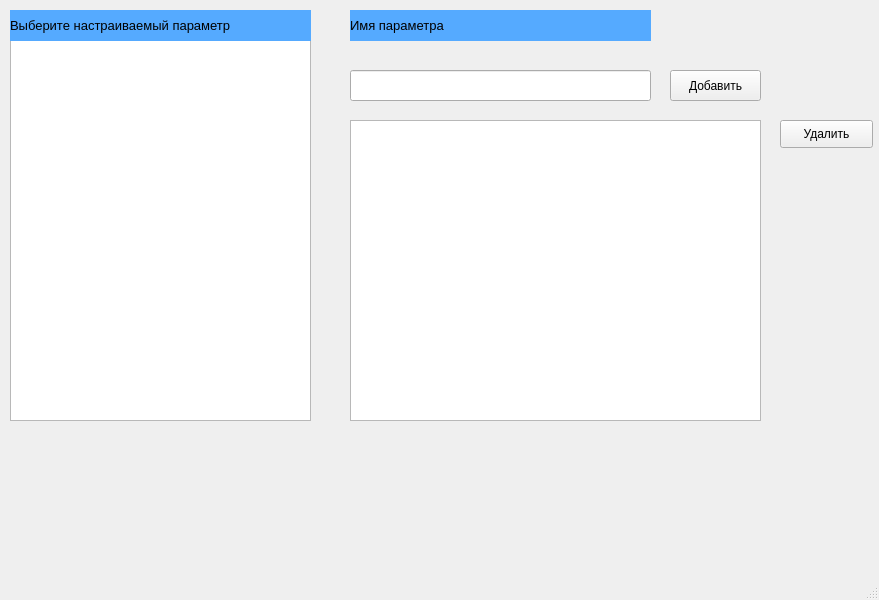
This is testuisii.ui in eswat109/-intellectualization as Qt 5 draws it before an edit. The edited form follows.
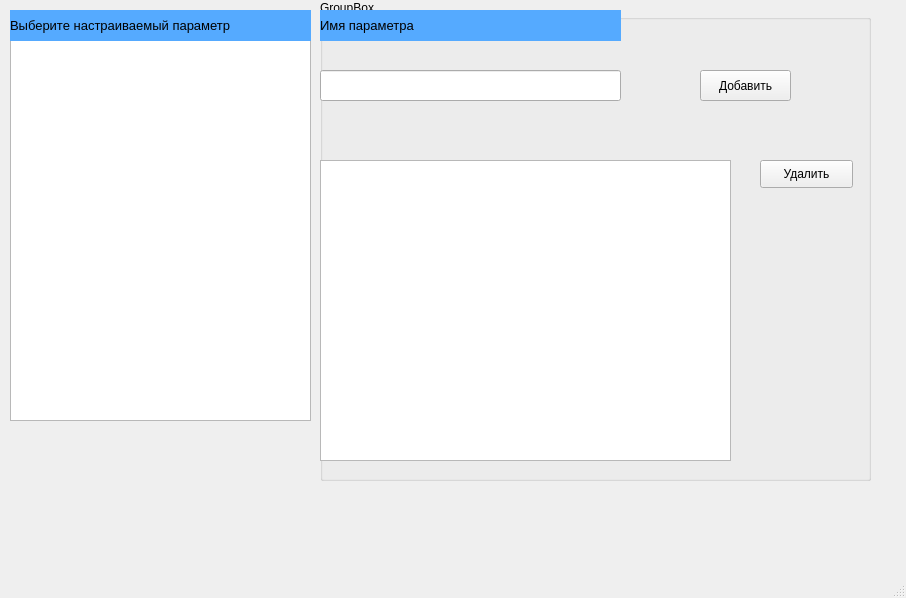
This is the edited form.

The edit to the form file:
```diff
--- a/testuisii.ui
+++ b/testuisii.ui
@@ -6,8 +6,8 @@
    <rect>
     <x>0</x>
     <y>0</y>
-    <width>879</width>
-    <height>600</height>
+    <width>906</width>
+    <height>598</height>
    </rect>
   </property>
   <property name="windowTitle">
@@ -45,10 +45,22 @@
      <string>Выберите настраиваемый параметр</string>
     </property>
    </widget>
+   <widget class="QGroupBox" name="groupBox">
+    <property name="geometry">
+     <rect>
+      <x>320</x>
+      <y>0</y>
+      <width>551</width>
+      <height>481</height>
+     </rect>
+    </property>
+    <property name="title">
+     <string>GroupBox</string>
+    </property>
    <widget class="QLabel" name="label_2">
     <property name="geometry">
      <rect>
-      <x>350</x>
+       <x>0</x>
       <y>10</y>
       <width>301</width>
       <height>31</height>
@@ -69,7 +81,7 @@
    <widget class="QLineEdit" name="lineEdit">
     <property name="geometry">
      <rect>
-      <x>350</x>
+       <x>0</x>
       <y>70</y>
       <width>301</width>
       <height>31</height>
@@ -79,7 +91,7 @@
    <widget class="QPushButton" name="pushButton">
     <property name="geometry">
      <rect>
-      <x>670</x>
+       <x>380</x>
       <y>70</y>
       <width>91</width>
       <height>31</height>
@@ -92,8 +104,8 @@
    <widget class="QTableWidget" name="tableWidget">
     <property name="geometry">
      <rect>
-      <x>350</x>
-      <y>120</y>
+       <x>0</x>
+       <y>160</y>
       <width>411</width>
       <height>301</height>
      </rect>
@@ -102,8 +114,8 @@
    <widget class="QPushButton" name="pushButton_2">
     <property name="geometry">
      <rect>
-      <x>780</x>
-      <y>120</y>
+       <x>440</x>
+       <y>160</y>
       <width>93</width>
       <height>28</height>
      </rect>
@@ -113,12 +125,13 @@
     </property>
    </widget>
   </widget>
+  </widget>
   <widget class="QMenuBar" name="menubar">
    <property name="geometry">
     <rect>
      <x>0</x>
      <y>0</y>
-     <width>879</width>
+     <width>906</width>
      <height>26</height>
     </rect>
    </property>
```
Lines whose indentation alone changed are shown as unchanged.
